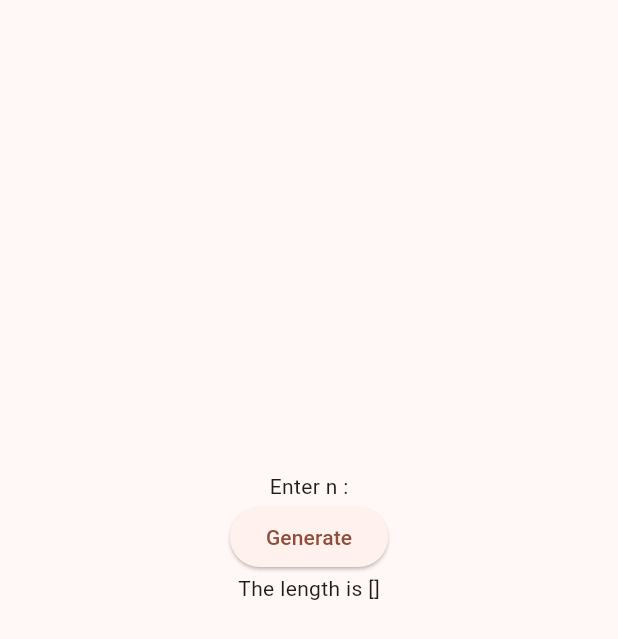
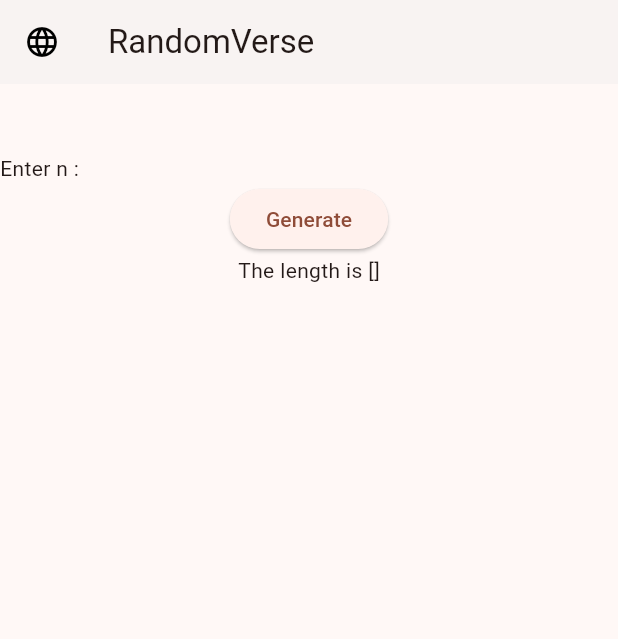
Before and after one commit to Goitseone-Themba/random_verse, a Flutter app: the screen it shows after launch, on a phone screen of 412 x 824 dp. Shown: the top 639 px of the screen. Run offline on Flutter 3.47's test engine with Material 3 defaults, Android fonts, the phone set to English and light mode, and no system bars; our stand-ins replace google_fonts, syncfusion_flutter_charts.

Commit message:
chart fixed

```diff
--- /dev/null
+++ b/devtools_options.yaml
@@ -0,0 +1 @@
+extensions:
--- a/lib/main.dart
+++ b/lib/main.dart
@@ -1,7 +1,8 @@
 import 'package:flutter/material.dart';
 import 'package:provider/provider.dart';
-import 'monteCarlo.dart';
+import 'monte_carlo.dart';
 import 'package:syncfusion_flutter_charts/charts.dart';
+import 'package:google_fonts/google_fonts.dart';
 
 void main() {
   runApp(MyApp());
@@ -27,32 +28,80 @@ class MyApp extends StatelessWidget {
 }
 
 class MyAppState extends ChangeNotifier {
-  List<int> maximumLength = [];
+  List<int> lengths = [];
 
   startSimulation() {
-    maximumLength = monteCarloSimulation(10, 1000000);
+    lengths = monteCarloSimulation(100, 10000);
     notifyListeners();
   }
+}
+
+class MaxCycleLength {
+  final double yValue;
+  MaxCycleLength(this.yValue);
 }
 
 class MyHomePage extends StatelessWidget {
   @override
   Widget build(BuildContext context) {
     var appState = context.watch<MyAppState>();
-    var length = appState.maximumLength;
+    var lengthData = appState.lengths;
+
+    final List<MaxCycleLength> chartData =
+        lengthData.map((e) => MaxCycleLength(e.toDouble())).toList();
 
     return Scaffold(
+        appBar: AppBar(
+          backgroundColor: Colors.white,
+          automaticallyImplyLeading: false,
+          leading: Icon(
+            Icons.language_rounded,
+            color: Colors.black,
+            size: 24,
+          ),
+          title: Text(
+            'RandomVerse',
+            // style: GoogleFonts.nunitoSans(),
+          ),
+          actions: [],
+          elevation: 2,
+        ),
         body: Center(
           child: Column(
             mainAxisAlignment: MainAxisAlignment.center,
             children: [
-          Text('Enter n :'),
+              Row(
+                children: [
+                  Text('Enter n : '),
+                ],
+              ),
               ElevatedButton(
                   onPressed: () {
                     appState.startSimulation();
                   },
                   child: Text('Generate')),
-          SizedBox(height: 128, child: Text('The length is $length'),
+              SizedBox(
+                height: 128,
+                child: Text('The length is $lengthData'),
+              ),
+              SizedBox(
+                height: 480,
+                width: 720,
+                child: chartData.isNotEmpty
+                    ? SfCartesianChart(
+                        series: <CartesianSeries>[
+                          HistogramSeries<MaxCycleLength, num>(
+                            dataSource: chartData,
+                            yValueMapper: (MaxCycleLength cycleLength, _) =>
+                                cycleLength.yValue,
+                            binInterval: 5,
+                            showNormalDistributionCurve: true,
+                            curveColor: Colors.deepOrange,
+                            borderWidth: 3,
+                          ),
+                        ],
+                      )
+                    : SizedBox(),
               ),
             ],
           ),
--- a/lib/monteCarlo.dart
+++ b/lib/monte_carlo.dart
@@ -1,5 +1,5 @@
 import 'scrambled.dart';
-import 'maxCycles.dart';
+import 'max_cycles.dart';
 
 List<int> monteCarloSimulation(int n, int N) {
   // Implementation of monteCarloSimulation
--- a/pubspec.yaml
+++ b/pubspec.yaml
@@ -13,8 +13,9 @@ dependencies:
     sdk: flutter
 
   english_words: ^4.0.0
-  provider: ^6.0.0
+  provider: ^6.1.2
   syncfusion_flutter_charts: ^25.1.41+2
+  google_fonts: ^6.2.1
 
 dev_dependencies:
   flutter_test:
```
Also changed, not shown: lib/cycle_decomposition.dart (renamed from lib/cycleDecomposition.dart), lib/max_cycles.dart (renamed from lib/maxCycles.dart), pubspec.lock, 1 other file. Lines whose indentation alone changed are shown as unchanged.
